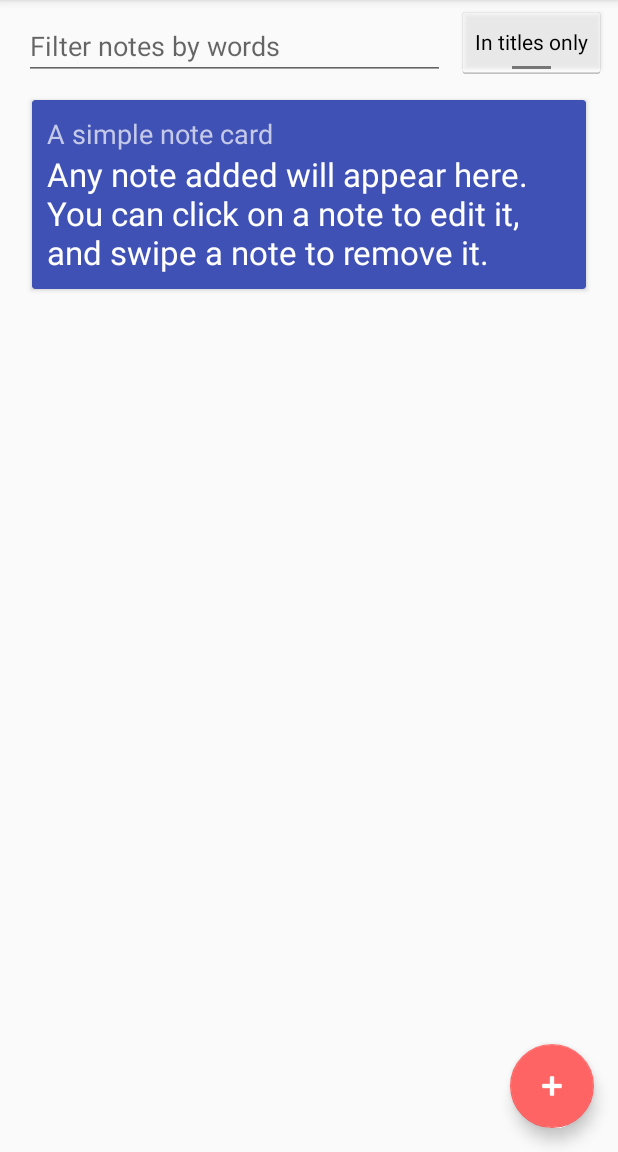
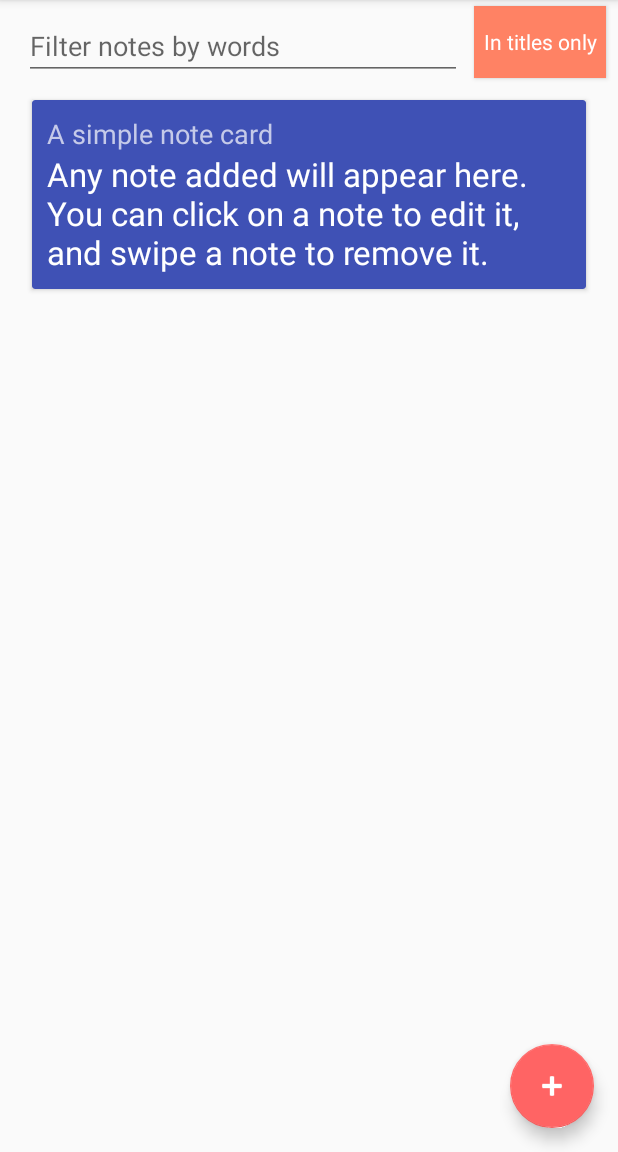
Before and after one commit to Segmev/basicnotesandroid, an Android app: the screen it shows after launch (MainActivity), on a phone screen of 412 x 824 dp, the part 84-1236 px from its top. Run offline under Robolectric (Android 15) with nearby library versions, the phone set to English and light mode, and no system bars.

Commit message:
Nicer toggle button

```diff
--- a/app/src/main/res/layout/activity_main.xml
+++ b/app/src/main/res/layout/activity_main.xml
@@ -45,24 +45,25 @@
         android:layout_marginStart="16dp"
         android:layout_marginTop="8dp"
         android:hint="@string/filter_notes_by_words"
-        app:layout_constraintEnd_toStartOf="@+id/toggleSearch"
+        app:layout_constraintEnd_toStartOf="@+id/toggleButton"
         app:layout_constraintStart_toStartOf="parent"
         app:layout_constraintTop_toTopOf="parent"
-        android:layout_marginRight="8dp"
-        android:layout_marginLeft="16dp" />
+        android:layout_marginLeft="16dp"
+        android:layout_marginRight="8dp" />
 
-    <ToggleButton
-        android:id="@+id/toggleSearch"
-        style="@android:style/Widget.Holo.Light.Button.Toggle"
+    <Button
+        android:id="@+id/toggleButton"
+        style="@android:style/Widget.Button.Toggle"
         android:layout_width="wrap_content"
         android:layout_height="wrap_content"
         android:layout_marginEnd="8dp"
         android:layout_marginTop="4dp"
-        android:textOff="@string/in_titles_only"
-        android:textOn="@string/everywhere"
+        android:background="@color/colorPrimaryDark"
+        android:backgroundTint="@color/colorPrimaryDark"
+        android:text="@string/in_titles_only"
+        android:textColor="@color/colorWhite"
         app:layout_constraintEnd_toEndOf="parent"
-        app:layout_constraintTop_toTopOf="parent"
-        android:layout_marginRight="8dp" />
+        app:layout_constraintTop_toTopOf="parent" />
 
 
 </android.support.constraint.ConstraintLayout>
```
Also changed, not shown: app/src/main/java/com/et/segmev/basicnotes/MainActivity.kt (+34 -11 lines).
